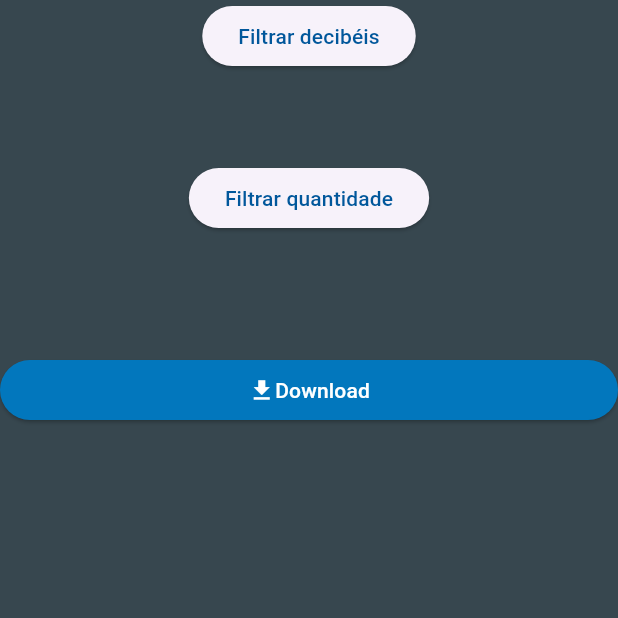
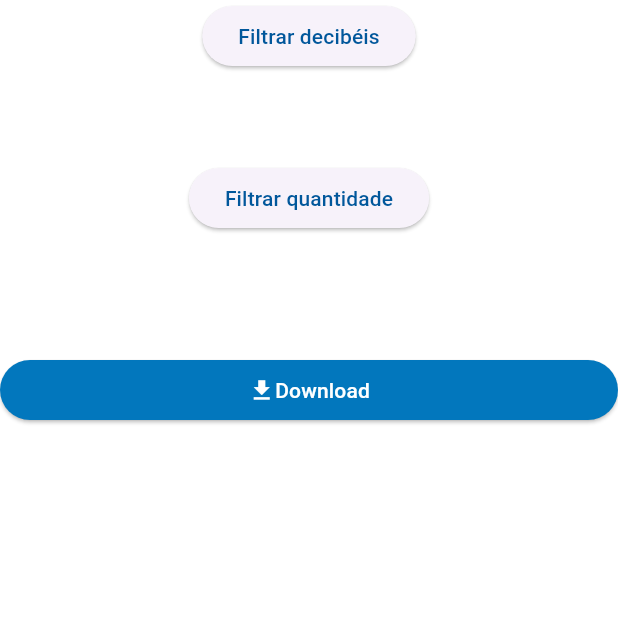
Before and after one commit to lucas-bernardino/ufsc-iniciacao-cientifica, a Flutter app: the MicFilter screen opened directly, on a phone screen of 412 x 824 dp, the top half of it. Run offline on Flutter 3.47's test engine with Material 3 defaults, Android fonts, the light colour scheme and no system bars; our stand-ins replace dio, syncfusion_flutter_charts; network calls fail.

Commit message:
Update includes in main and add transperent in filter

```diff
--- a/ui/lib/filter.dart
+++ b/ui/lib/filter.dart
@@ -82,7 +82,7 @@ class _MicFilterState extends State<MicFilter> {
   @override
   Widget build(BuildContext context) {
     return Scaffold(
-      backgroundColor: Colors.blueGrey.shade800,
+      backgroundColor: Colors.transparent,
       body: Column(
         children: [
         Row(
--- a/ui/lib/main.dart
+++ b/ui/lib/main.dart
@@ -1,9 +1,9 @@
 import 'package:flutter/cupertino.dart';
 import 'package:flutter/material.dart';
 import 'package:flutter/widgets.dart';
-import 'package:microphone_ui/chart.dart';
-import 'package:microphone_ui/filter.dart';
-import 'package:microphone_ui/videos.dart';
+import 'package:ui/chart.dart';
+import 'package:ui/filter.dart';
+import 'package:ui/videos.dart';
 
 /// Flutter code sample for [NavigationRail].
 
```
Also changed, not shown: ui/pubspec.lock.
